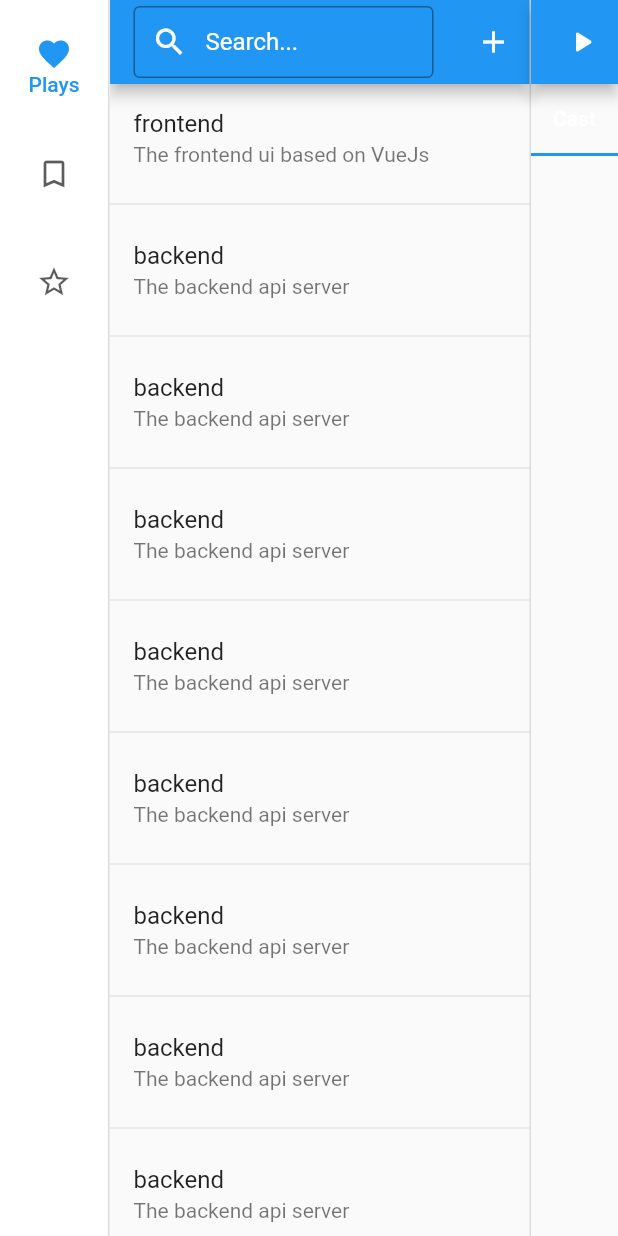
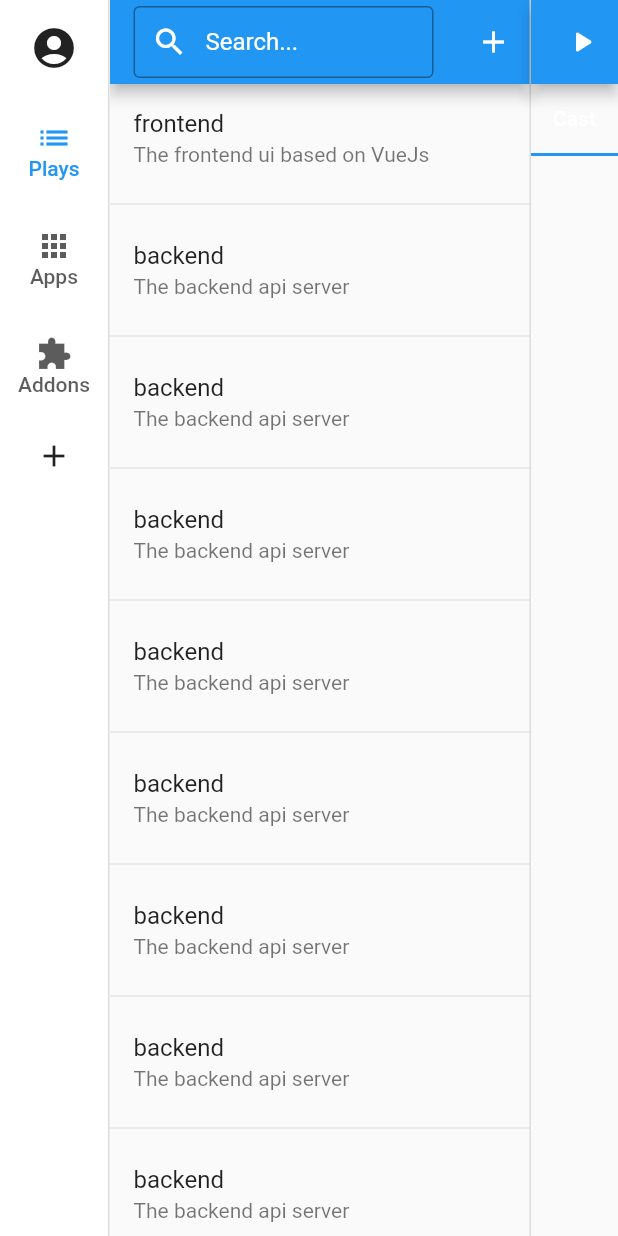
Before and after one commit to amphitheatre-app/desktop-flutter, a Flutter app: the screen it shows after launch, on a phone screen of 412 x 824 dp. Run offline on Flutter 3.47's test engine with Material 2 defaults, Android fonts, the phone set to English and light mode, and no system bars; generated files the repository leaves out were written again.

Commit message:
Updated navigation rail label and icons

```diff
--- a/lib/src/app.dart
+++ b/lib/src/app.dart
@@ -118,22 +118,30 @@ class _MyStatefulWidgetState extends State<MyStatefulWidget> {
                 pageController.jumpToPage(index);
               });
             },
-            labelType: NavigationRailLabelType.selected,
+            labelType: NavigationRailLabelType.all,
+            leading: IconButton(
+              onPressed: () {},
+              icon: const Icon(Icons.account_circle, size: 32),
+            ),
+            trailing: IconButton(
+              onPressed: () {},
+              icon: const Icon(Icons.add),
+            ),
             destinations: const <NavigationRailDestination>[
               NavigationRailDestination(
-                icon: Icon(Icons.favorite_border),
-                selectedIcon: Icon(Icons.favorite),
+                icon: Icon(Icons.list_outlined),
+                selectedIcon: Icon(Icons.list),
                 label: Text('Plays'),
               ),
               NavigationRailDestination(
-                icon: Icon(Icons.bookmark_border),
-                selectedIcon: Icon(Icons.book),
-                label: Text('Second'),
+                icon: Icon(Icons.apps_outlined),
+                selectedIcon: Icon(Icons.apps),
+                label: Text('Apps'),
               ),
               NavigationRailDestination(
-                icon: Icon(Icons.star_border),
-                selectedIcon: Icon(Icons.star),
-                label: Text('Third'),
+                icon: Icon(Icons.extension_sharp),
+                selectedIcon: Icon(Icons.extension),
+                label: Text('Addons'),
               ),
             ],
           ),
```
